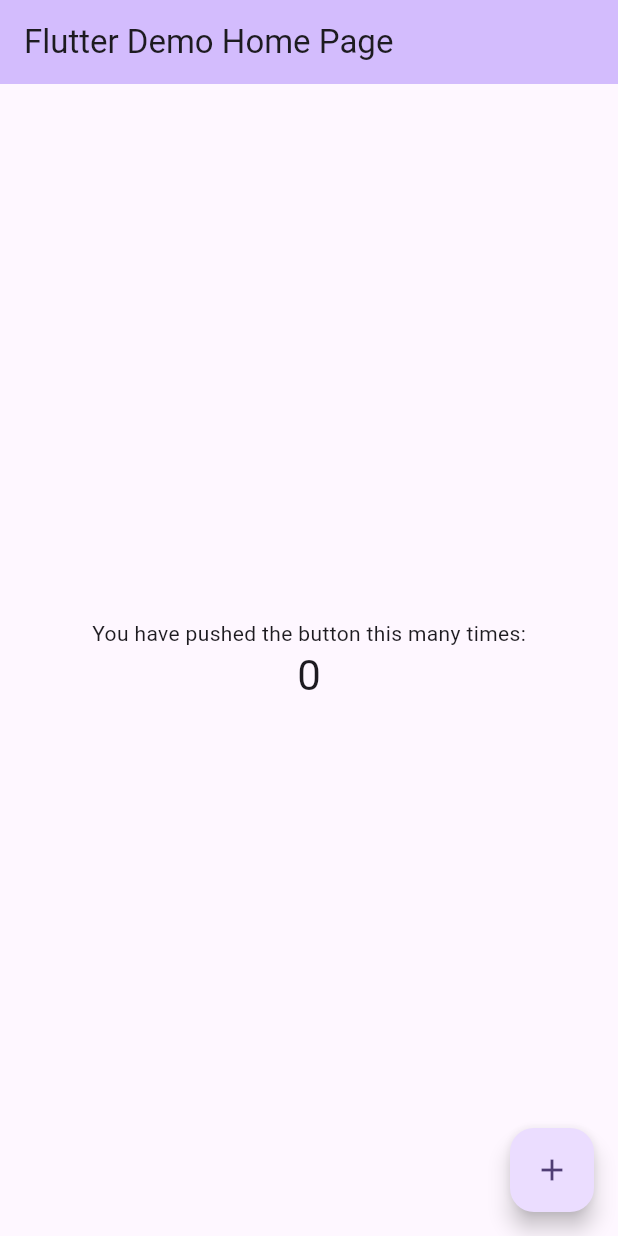
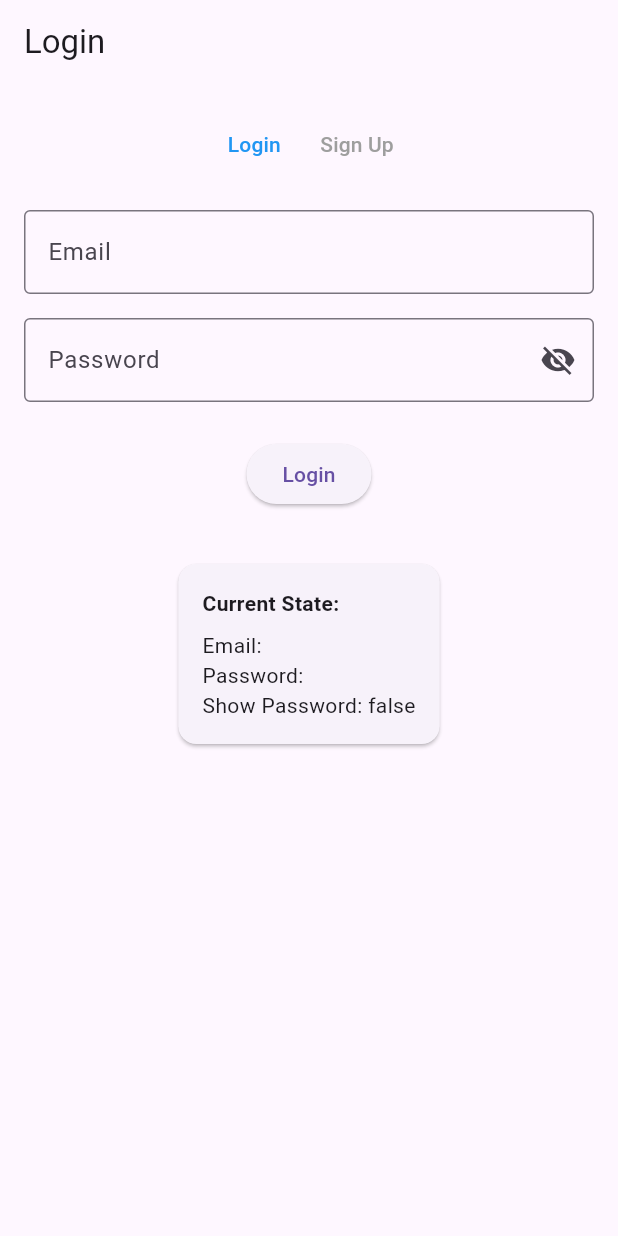
Before and after one commit to frezermt/2024-project-phase-mobile-tasks, a Flutter app: the screen it shows after launch, on a phone screen of 412 x 824 dp. Run offline on Flutter 3.47's test engine with Material 3 defaults, Android fonts, the phone set to English and light mode, and no system bars; our stand-ins replace bloc, equatable, flutter_bloc.

Commit message:
feat: complete auth bloc implementation

```diff
--- a/on-boarding/task_8/lib/blocs/auth/auth_bloc.dart
+++ b/on-boarding/task_8/lib/blocs/auth/auth_bloc.dart
@@ -0,0 +1,93 @@
+import 'package:bloc/bloc.dart';
+import 'package:equatable/equatable.dart';
+
+part 'auth_event.dart';
+part 'auth_state.dart';
+
+class AuthBloc extends Bloc<AuthEvent, AuthState> {
+  AuthBloc() : super(const AuthSuccess(email: '', password: '')) {
+    on<EmailChanged>(_onEmailChanged);
+    on<PasswordChanged>(_onPasswordChanged);
+    on<TogglePasswordVisibility>(_onTogglePasswordVisibility);
+    on<LoginSubmitted>(_onLoginSubmitted);
+    on<SignUpSubmitted>(_onSignUpSubmitted);
+  }
+
+  void _onEmailChanged(EmailChanged event, Emitter<AuthState> emit) {
+    if (state is AuthSuccess) {
+      final currentState = state as AuthSuccess;
+      emit(currentState.copyWith(email: event.email));
+    }
+  }
+
+  void _onPasswordChanged(PasswordChanged event, Emitter<AuthState> emit) {
+    if (state is AuthSuccess) {
+      final currentState = state as AuthSuccess;
+      emit(currentState.copyWith(password: event.password));
+    }
+  }
+
+  void _onTogglePasswordVisibility(
+      TogglePasswordVisibility event, Emitter<AuthState> emit) {
+    if (state is AuthSuccess) {
+      final currentState = state as AuthSuccess;
+      emit(currentState.copyWith(showPassword: !currentState.showPassword));
+    }
+  }
+
+  void _onLoginSubmitted(LoginSubmitted event, Emitter<AuthState> emit) async {
+    if (state is! AuthSuccess) return;
+
+    final currentState = state as AuthSuccess;
+    emit( AuthLoading());
+
+    try {
+      // Simulate API call
+      await Future.delayed(const Duration(seconds: 1));
+
+      if (currentState.email.isEmpty || currentState.password.isEmpty) {
+        emit(const AuthFailure('Please fill all fields'));
+      } else {
+        emit(currentState);
+        // In a real app, you would navigate to home screen here
+      }
+    } catch (e) {
+      emit(AuthFailure(e.toString()));
+    }
+  }
+
+  void _onSignUpSubmitted(SignUpSubmitted event, Emitter<AuthState> emit) async {
+    if (state is! AuthSuccess) return;
+
+    final currentState = state as AuthSuccess;
+    emit( AuthLoading());
+
+    try {
+      // Simulate API call
+      await Future.delayed(const Duration(seconds: 1));
+
+      if (currentState.email.isEmpty || currentState.password.isEmpty) {
+        emit(const AuthFailure('Please fill all fields'));
+      } else {
+        emit(currentState);
+        // In a real app, you would navigate to home screen here
+      }
+    } catch (e) {
+      emit(AuthFailure(e.toString()));
+    }
+  }
+}
+
+extension AuthSuccessCopyWith on AuthSuccess {
+  AuthSuccess copyWith({
+    String? email,
+    String? password,
+    bool? showPassword,
+  }) {
+    return AuthSuccess(
+      email: email ?? this.email,
+      password: password ?? this.password,
+      showPassword: showPassword ?? this.showPassword,
+    );
+  }
+}
--- a/on-boarding/task_8/lib/blocs/auth/auth_event.dart
+++ b/on-boarding/task_8/lib/blocs/auth/auth_event.dart
@@ -0,0 +1,32 @@
+part of 'auth_bloc.dart';
+
+abstract class AuthEvent extends Equatable {
+  const AuthEvent();
+
+  @override
+  List<Object> get props => [];
+}
+
+class EmailChanged extends AuthEvent {
+  final String email;
+
+  const EmailChanged(this.email);
+
+  @override
+  List<Object> get props => [email];
+}
+
+class PasswordChanged extends AuthEvent {
+  final String password;
+
+  const PasswordChanged(this.password);
+
+  @override
+  List<Object> get props => [password];
+}
+
+class TogglePasswordVisibility extends AuthEvent {}
+
+class LoginSubmitted extends AuthEvent {}
+
+class SignUpSubmitted extends AuthEvent {}
--- a/on-boarding/task_8/lib/blocs/auth/auth_state.dart
+++ b/on-boarding/task_8/lib/blocs/auth/auth_state.dart
@@ -0,0 +1,36 @@
+part of 'auth_bloc.dart';
+
+abstract class AuthState extends Equatable {
+  const AuthState();
+
+  @override
+  List<Object> get props => [];
+}
+
+class AuthInitial extends AuthState {}
+
+class AuthLoading extends AuthState {}
+
+class AuthSuccess extends AuthState {
+  final String email;
+  final String password;
+  final bool showPassword;
+
+  const AuthSuccess({
+    required this.email,
+    required this.password,
+    this.showPassword = false,
+  });
+
+  @override
+  List<Object> get props => [email, password, showPassword];
+}
+
+class AuthFailure extends AuthState {
+  final String error;
+
+  const AuthFailure(this.error);
+
+  @override
+  List<Object> get props => [error];
+}
--- a/on-boarding/task_8/lib/main.dart
+++ b/on-boarding/task_8/lib/main.dart
@@ -1,4 +1,8 @@
 import 'package:flutter/material.dart';
+import 'package:flutter_bloc/flutter_bloc.dart';
+import 'package:task_8/blocs/auth/auth_bloc.dart';
+import 'package:task_8/screens/auth_screen.dart';
+
 
 void main() {
   runApp(const MyApp());
@@ -7,119 +11,17 @@ void main() {
 class MyApp extends StatelessWidget {
   const MyApp({super.key});
 
-  // This widget is the root of your application.
   @override
   Widget build(BuildContext context) {
     return MaterialApp(
-      title: 'Flutter Demo',
+      title: 'Auth with BLoC',
       theme: ThemeData(
-        // This is the theme of your application.
-        //
-        // TRY THIS: Try running your application with "flutter run". You'll see
-        // the application has a purple toolbar. Then, without quitting the app,
-        // try changing the seedColor in the colorScheme below to Colors.green
-        // and then invoke "hot reload" (save your changes or press the "hot
-        // reload" button in a Flutter-supported IDE, or press "r" if you used
-        // the command line to start the app).
-        //
-        // Notice that the counter didn't reset back to zero; the application
-        // state is not lost during the reload. To reset the state, use hot
-        // restart instead.
-        //
-        // This works for code too, not just values: Most code changes can be
-        // tested with just a hot reload.
-        colorScheme: ColorScheme.fromSeed(seedColor: Colors.deepPurple),
-        useMaterial3: true,
+        primarySwatch: Colors.blue,
       ),
-      home: const MyHomePage(title: 'Flutter Demo Home Page'),
+      home: BlocProvider(
+        create: (context) => AuthBloc(),
+        child: const AuthScreen(),
+      ),
     );
   }
 }
-
-class MyHomePage extends StatefulWidget {
-  const MyHomePage({super.key, required this.title});
-
-  // This widget is the home page of your application. It is stateful, meaning
-  // that it has a State object (defined below) that contains fields that affect
-  // how it looks.
-
-  // This class is the configuration for the state. It holds the values (in this
-  // case the title) provided by the parent (in this case the App widget) and
-  // used by the build method of the State. Fields in a Widget subclass are
-  // always marked "final".
-
-  final String title;
-
-  @override
-  State<MyHomePage> createState() => _MyHomePageState();
-}
-
-class _MyHomePageState extends State<MyHomePage> {
-  int _counter = 0;
-
-  void _incrementCounter() {
-    setState(() {
-      // This call to setState tells the Flutter framework that something has
-      // changed in this State, which causes it to rerun the build method below
-      // so that the display can reflect the updated values. If we changed
-      // _counter without calling setState(), then the build method would not be
-      // called again, and so nothing would appear to happen.
-      _counter++;
-    });
-  }
-
-  @override
-  Widget build(BuildContext context) {
-    // This method is rerun every time setState is called, for instance as done
-    // by the _incrementCounter method above.
-    //
-    // The Flutter framework has been optimized to make rerunning build methods
-    // fast, so that you can just rebuild anything that needs updating rather
-    // than having to individually change instances of widgets.
-    return Scaffold(
-      appBar: AppBar(
-        // TRY THIS: Try changing the color here to a specific color (to
-        // Colors.amber, perhaps?) and trigger a hot reload to see the AppBar
-        // change color while the other colors stay the same.
-        backgroundColor: Theme.of(context).colorScheme.inversePrimary,
-        // Here we take the value from the MyHomePage object that was created by
-        // the App.build method, and use it to set our appbar title.
-        title: Text(widget.title),
-      ),
-      body: Center(
-        // Center is a layout widget. It takes a single child and positions it
-        // in the middle of the parent.
-        child: Column(
-          // Column is also a layout widget. It takes a list of children and
-          // arranges them vertically. By default, it sizes itself to fit its
-          // children horizontally, and tries to be as tall as its parent.
-          //
-          // Column has various properties to control how it sizes itself and
-          // how it positions its children. Here we use mainAxisAlignment to
-          // center the children vertically; the main axis here is the vertical
-          // axis because Columns are vertical (the cross axis would be
-          // horizontal).
-          //
-          // TRY THIS: Invoke "debug painting" (choose the "Toggle Debug Paint"
-          // action in the IDE, or press "p" in the console), to see the
-          // wireframe for each widget.
-          mainAxisAlignment: MainAxisAlignment.center,
-          children: <Widget>[
-            const Text(
-              'You have pushed the button this many times:',
-            ),
-            Text(
-              '$_counter',
-              style: Theme.of(context).textTheme.headlineMedium,
-            ),
-          ],
-        ),
-      ),
-      floatingActionButton: FloatingActionButton(
-        onPressed: _incrementCounter,
-        tooltip: 'Increment',
-        child: const Icon(Icons.add),
-      ), // This trailing comma makes auto-formatting nicer for build methods.
-    );
-  }
-}
--- a/on-boarding/task_8/lib/screens/auth_screen.dart
+++ b/on-boarding/task_8/lib/screens/auth_screen.dart
@@ -0,0 +1,151 @@
+import 'package:flutter/material.dart';
+import 'package:flutter_bloc/flutter_bloc.dart';
+import 'package:task_8/blocs/auth/auth_bloc.dart';
+
+
+class AuthScreen extends StatefulWidget {
+  const AuthScreen({super.key});
+
+  @override
+  State<AuthScreen> createState() => _AuthScreenState();
+}
+
+class _AuthScreenState extends State<AuthScreen> {
+  final _emailController = TextEditingController();
+  final _passwordController = TextEditingController();
+  bool _isLogin = true;
+
+  @override
+  void dispose() {
+    _emailController.dispose();
+    _passwordController.dispose();
+    super.dispose();
+  }
+
+  @override
+  Widget build(BuildContext context) {
+    return Scaffold(
+      appBar: AppBar(
+        title: Text(_isLogin ? 'Login' : 'Sign Up'),
+      ),
+      body: BlocConsumer<AuthBloc, AuthState>(
+        listener: (context, state) {
+          if (state is AuthFailure) {
+            ScaffoldMessenger.of(context).showSnackBar(
+              SnackBar(content: Text(state.error)),
+            );
+          }
+        },
+        builder: (context, state) {
+          if (state is AuthLoading) {
+            return const Center(child: CircularProgressIndicator());
+          }
+
+          final email = state is AuthSuccess ? state.email : '';
+          final password = state is AuthSuccess ? state.password : '';
+          final showPassword = state is AuthSuccess ? state.showPassword : false;
+
+          return SingleChildScrollView(
+            padding: const EdgeInsets.all(16),
+            child: Column(
+              children: [
+                // Toggle between Login and Signup
+                Row(
+                  mainAxisAlignment: MainAxisAlignment.center,
+                  children: [
+                    TextButton(
+                      onPressed: () => setState(() => _isLogin = true),
+                      style: TextButton.styleFrom(
+                        foregroundColor: _isLogin ? Colors.blue : Colors.grey,
+                      ),
+                      child: const Text('Login'),
+                    ),
+                    TextButton(
+                      onPressed: () => setState(() => _isLogin = false),
+                      style: TextButton.styleFrom(
+                        foregroundColor: !_isLogin ? Colors.blue : Colors.grey,
+                      ),
+                      child: const Text('Sign Up'),
+                    ),
+                  ],
+                ),
+
+                const SizedBox(height: 20),
+
+                // Email Field
+                TextField(
+                  controller: _emailController,
+                  decoration: const InputDecoration(
+                    labelText: 'Email',
+                    border: OutlineInputBorder(),
+                  ),
+                  keyboardType: TextInputType.emailAddress,
+                  onChanged: (value) =>
+                      context.read<AuthBloc>().add(EmailChanged(value)),
+                ),
+
+                const SizedBox(height: 16),
+
+                // Password Field
+                TextField(
+                  controller: _passwordController,
+                  decoration: InputDecoration(
+                    labelText: 'Password',
+                    border: const OutlineInputBorder(),
+                    suffixIcon: IconButton(
+                      icon: Icon(
+                        showPassword ? Icons.visibility : Icons.visibility_off,
+                      ),
+                      onPressed: () => context
+                          .read<AuthBloc>()
+                          .add( TogglePasswordVisibility()),
+                    ),
+                  ),
+                  obscureText: !showPassword,
+                  onChanged: (value) =>
+                      context.read<AuthBloc>().add(PasswordChanged(value)),
+                ),
+
+                const SizedBox(height: 24),
+
+                // Submit Button
+                ElevatedButton(
+                  onPressed: () {
+                    if (_isLogin) {
+                      context.read<AuthBloc>().add( LoginSubmitted());
+                    } else {
+                      context.read<AuthBloc>().add( SignUpSubmitted());
+                    }
+                  },
+                  child: Text(_isLogin ? 'Login' : 'Sign Up'),
+                ),
+
+                const SizedBox(height: 32),
+
+                // Display current state
+                Card(
+                  child: Padding(
+                    padding: const EdgeInsets.all(16),
+                    child: Column(
+                      crossAxisAlignment: CrossAxisAlignment.start,
+                      children: [
+                        const Text(
+                          'Current State:',
+                          style: TextStyle(fontWeight: FontWeight.bold),
+                        ),
+                        const SizedBox(height: 8),
+                        Text('Email: $email'),
+                        Text('Password: $password'),
+                        Text('Show Password: $showPassword'),
+                      ],
+                    ),
+                  ),
+                ),
+              ],
+            ),
+          );
+        },
+      ),
+    );
+  }
+}
```
